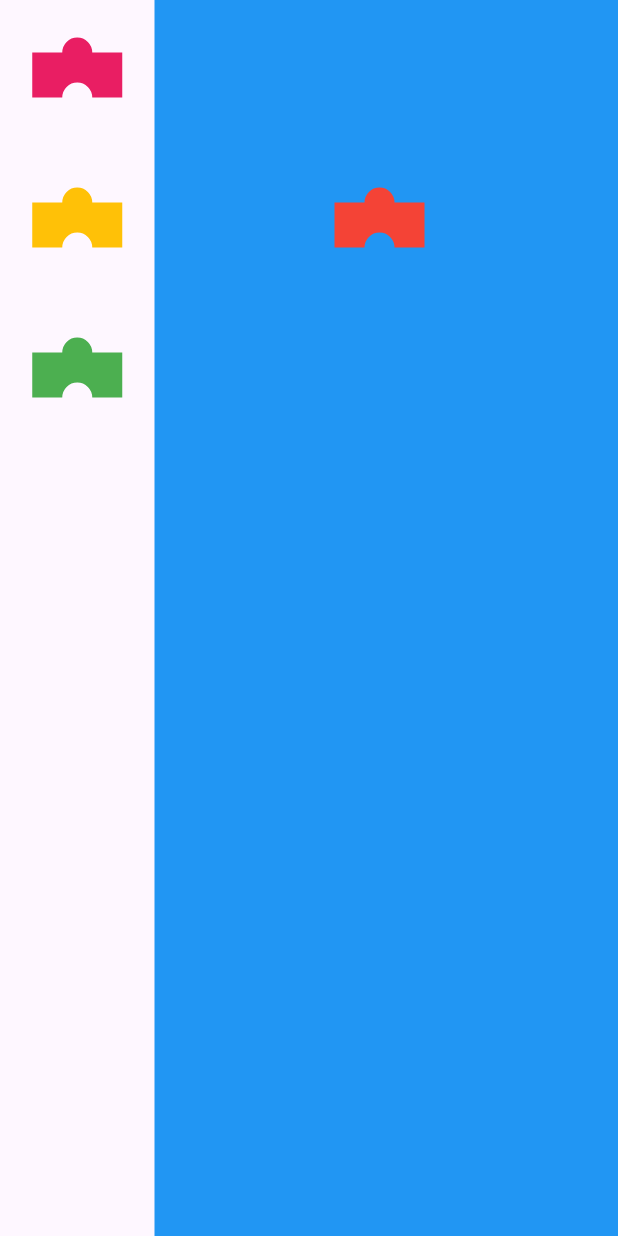
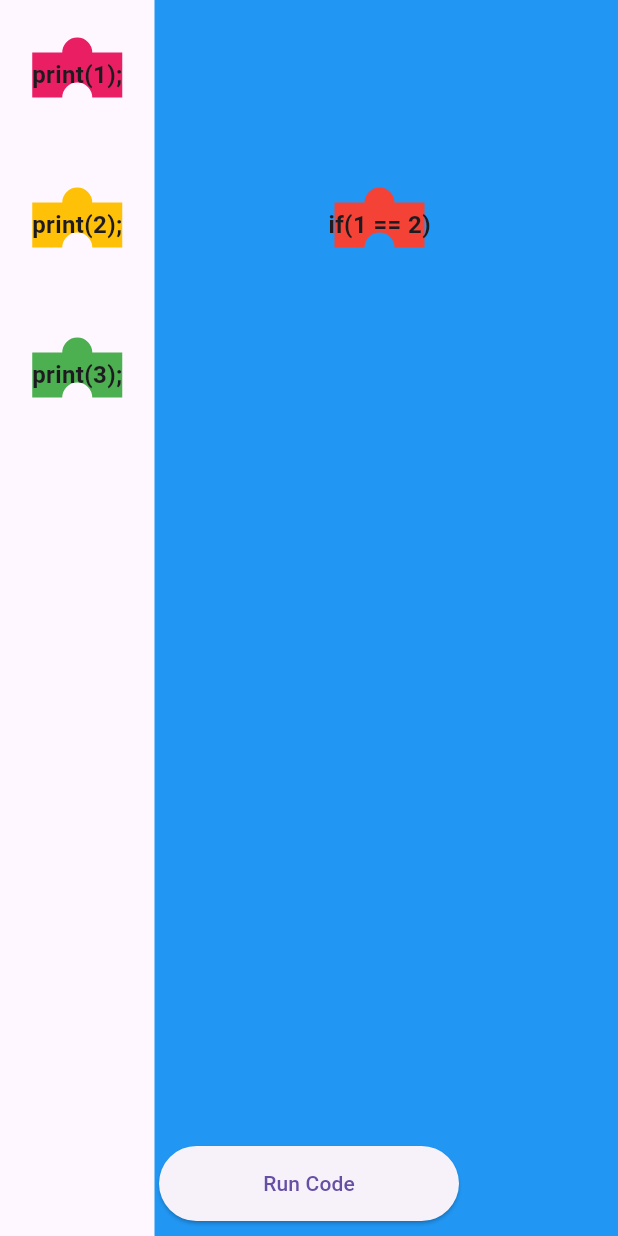
Before and after one commit to Abdallah-Ehab/scratch_clone, a Flutter app: the screen it shows after launch, on a phone screen of 412 x 824 dp. Run offline on Flutter 3.47's test engine with Material 3 defaults, Android fonts, the phone set to English and light mode, and no system bars; missing offline and left inert: dart_eval.

Commit message:
"added block state provider, snapping effect, code execution, and more"

```diff
--- a/lib/block_model.dart
+++ b/lib/block_model.dart
@@ -16,6 +16,8 @@
 }
 
 class BlockModel {
+  int blockId;
+  String code;
   Color color;
   Offset? position;
   ConnectionState state;
@@ -23,7 +25,11 @@
   double width;
   double height;
   Source source;
+  BlockModel? child;
+  BlockModel? parent;
   BlockModel({
+    required this.blockId,
+    required this.code,
     required this.color,
     this.position,
     required this.state,
@@ -31,6 +37,8 @@
     required this.width,
     required this.height,
     required this.source,
+    this.child,
+    this.parent
   });
 
   @override
@@ -44,7 +52,10 @@
       other.blockType == blockType &&
       other.width == width &&
       other.height == height &&
-      other.source == source;
+      other.source == source &&
+      other.child == child &&
+      other.parent == parent &&
+      other.code == code;
   }
 
   @override
@@ -55,10 +66,14 @@
       blockType.hashCode ^
       width.hashCode ^
       height.hashCode ^
-      source.hashCode;
+      source.hashCode ^
+      child.hashCode ^
+      parent.hashCode ^
+      code.hashCode;
   }
 
   BlockModel copyWith({
+    int? blockId,
     Color? color,
     Offset? position,
     ConnectionState? state,
@@ -66,8 +81,12 @@
     double? width,
     double? height,
     Source? source,
+    BlockModel? child,
+    BlockModel? parent,
+    String? code
   }) {
     return BlockModel(
+      blockId: blockId ?? this.blockId,
       color: color ?? this.color,
       position: position ?? this.position,
       state: state ?? this.state,
@@ -75,6 +94,9 @@
       width: width ?? this.width,
       height: height ?? this.height,
       source: source ?? this.source,
+      child: child ?? this.child,
+      parent: parent ?? this.parent,
+      code: code ?? ""
     );
   }
 
--- a/lib/block_widget.dart
+++ b/lib/block_widget.dart
@@ -15,8 +15,12 @@
       alignment: Alignment.center,
       children: [
         CustomPaint(
-          size: const Size(100,100),
+          size: const Size(100, 100),
           painter: BlockPainter(color: color),
+        ),
+        Text(
+          blockModel.code,
+          style: const TextStyle(fontSize: 16, fontWeight: FontWeight.bold),
         )
       ],
     );
@@ -24,7 +28,7 @@
 }
 
 class BlockPainter extends CustomPainter {
-   final Color color;
+  final Color color;
   const BlockPainter({
     required this.color,
   });
@@ -38,8 +42,10 @@
     double left = (size.width - width) / 2;
     double top = (size.height - height) / 2;
     Rect rect = Rect.fromLTWH(left, top, width, height);
-    Rect oval = Rect.fromCircle(center: Offset(size.width / 2, top), radius: 10);
-    Rect indent = Rect.fromCircle(center: Offset(size.width / 2, top + height), radius: 10);
+    Rect oval =
+        Rect.fromCircle(center: Offset(size.width / 2, top), radius: 10);
+    Rect indent = Rect.fromCircle(
+        center: Offset(size.width / 2, top + height), radius: 10);
     Path path = Path()
       ..addRect(rect)
       ..addOval(oval);
--- a/lib/main_screen.dart
+++ b/lib/main_screen.dart
@@ -1,9 +1,10 @@
+import 'package:dart_eval/dart_eval.dart';
 import 'package:flutter/material.dart';
-import 'package:scratch_clone/block_model.dart' as custom;
-import 'package:scratch_clone/block_model.dart';
-import 'package:scratch_clone/block_widget.dart';
+import 'package:provider/provider.dart';
+import 'package:scratch_clone/block_state_provider.dart';
 import 'package:scratch_clone/stored_blocks.dart';
 import 'package:scratch_clone/work_space.dart';
+
 
 class MainScreen extends StatefulWidget {
   const MainScreen({super.key});
@@ -15,19 +16,56 @@
 class _MainScreenState extends State<MainScreen> {
   @override
   Widget build(BuildContext context) {
+    return Scaffold(
+      body: SizedBox(
+        height: MediaQuery.of(context).size.height,
+        width: MediaQuery.of(context).size.width,
+        child: Stack(
+          children: [
 
-    return Scaffold(
-         body: Row(
+            Row(
               children: [
                 Expanded(
                   flex: 1,
-            child: StoredBlocks()
+                  child: StoredBlocks(),
                 ),
                 const Expanded(
                   flex: 3,
-          child: WorkSpace()
+                  child: WorkSpace(),
+                ),
+              ],
+            ),
+            Align(
+             alignment: Alignment.bottomCenter,
+              child: Container(
+                margin: EdgeInsets.all(10),
+                width:200,
+                height: 50,
+                child: ElevatedButton(
+                  onPressed: ()=>executeCode(context),
+                  child: const Text("Run Code"),
+                ),
               )
+            ),
           ],
-    ));
+        ),
+      ),
+    );
+  }
+
+  void executeCode(BuildContext context){
+    String res = "";
+    var blockProvider = Provider.of<BlockStateProvider>(context,listen: false);
+    var activeBlocks = blockProvider.activeBlocks;
+    for(var rootBlock in activeBlocks){
+
+      var currentRoot = rootBlock;
+      res+=currentRoot.code;
+      while(currentRoot.child != null){
+        res+= currentRoot.child!.code;
+        currentRoot = currentRoot.child!;
       }
     }
+    eval(res);
+  }
+}
--- a/lib/stored_blocks.dart
+++ b/lib/stored_blocks.dart
@@ -8,29 +8,32 @@
 
   List<BlockModel> storedBlocks = [
          BlockModel(
+          code: "print(1);",
           color: Colors.pink,
             source: Source.storage,
             position: const Offset(0, 0),
             width: 100.0,
             height: 100.0,
             blockType: BlockType.output,
-            state: custom.ConnectionState.disconnected),
+            state: custom.ConnectionState.disconnected, blockId: 2),
          BlockModel(
+          code :"print(2);",
           color: Colors.amber,
             position: const Offset(0, 0),
              source: Source.storage,
             width: 100.0,
             height: 100.0,
             blockType: BlockType.output,
-            state: custom.ConnectionState.disconnected),
+            state: custom.ConnectionState.disconnected, blockId: 3),
          BlockModel(
+          code: "print(3);",
           color: Colors.green,
             position: const Offset(0, 0),
              source: Source.storage,
             width: 100.0,
             height: 100.0,
             blockType: BlockType.output,
-            state: custom.ConnectionState.disconnected),
+            state: custom.ConnectionState.disconnected, blockId: 4),
       ];
   @override
   Widget build(BuildContext context) {
@@ -40,8 +43,6 @@
         return DraggableBlock(
           color: storedBlocks[index].color,
           blockModel: storedBlocks[index],
-          onDragUpdate: (newPosition) {},
-          onAccept: (newPosition) {},
         );
       },
     );
--- a/lib/work_space.dart
+++ b/lib/work_space.dart
@@ -1,8 +1,9 @@
 import 'dart:developer';
 
 import 'package:flutter/material.dart';
+import 'package:provider/provider.dart';
 import 'package:scratch_clone/block_model.dart';
-import 'package:scratch_clone/block_model.dart' as custom;
+import 'package:scratch_clone/block_state_provider.dart';
 import 'package:scratch_clone/draggable_block.dart';
 
 class WorkSpace extends StatefulWidget {
@@ -13,64 +14,25 @@
 }
 
 class _WorkSpaceState extends State<WorkSpace> {
-  final List<BlockModel> activeBlocks = <BlockModel>[
-    BlockModel(
-      color: Colors.red,
-      source: Source.workSpace,
-      position: const Offset(100, 100),
-      width: 100.0,
-      height: 100.0,
-      blockType: BlockType.input,
-      state: custom.ConnectionState.disconnected,
-    ),
-  ];
-  final List<BlockModel> connectedBlocks = <BlockModel>[];
-
   @override
   Widget build(BuildContext context) {
+    final blockProvider = Provider.of<BlockStateProvider>(context);
     return Container(
       color: Colors.blue,
       child: DragTarget<BlockModel>(
           builder: (context, candidateData, rejectedData) {
         return Stack(
-            children: [
-              // Render each active block
-              ...activeBlocks.map(
-                (block) => Positioned(
-                  top: block.position!.dy,
-                  left: block.position!.dx,
-                  child: DraggableBlock(
-                    color: block.color,
-                    blockModel: block,
-                    onDragUpdate: (newPosition) {
-                      setState(() {
-                        block.position = newPosition;
-                      });
-                    },
-                    onAccept: (Offset newPosition) {
-                      setState(() {
-                        block.position = newPosition;
-                        connectedBlocks.add(block);
-                        log("dragged block color is ${block.color} and drag target block color is ${connectedBlocks[0].color}");
-                        log("Connected Blocks: $connectedBlocks");
-                      });
-                    },
-                  ),
-                ),
-              ),
-            ],
+          children: renderNestedBlocks(context),
         );
-        },
-        onWillAcceptWithDetails: (details) {
+      }, onWillAcceptWithDetails: (details) {
         return true;
-        },
-        onAcceptWithDetails: (details) {
-          setState(() {
+      }, onAcceptWithDetails: (details) {
         final RenderBox renderBox = context.findRenderObject() as RenderBox;
         final Offset localOffset = renderBox.globalToLocal(details.offset);
 
         if (details.data.source == Source.storage) {
-              activeBlocks.add(BlockModel(
+          blockProvider.updateActiveBlocks(BlockModel(
+            code:details.data.code,
             color: details.data.color,
             position: localOffset,
             width: details.data.width,
@@ -78,17 +40,54 @@
             blockType: details.data.blockType,
             state: details.data.state,
             source: Source.workSpace,
+            blockId: details.data.blockId,
           ));
-              log("Active Blocks: $activeBlocks");
-            }else{
-              int activeBlockIndex = activeBlocks.indexWhere((block)=> block == details.data);
-              if(activeBlockIndex != -1){
-                activeBlocks[activeBlockIndex].position = localOffset.translate(-details.data.width/2, -details.data.height/2);
+          log("Active Blocks: ${blockProvider.activeBlocks}");
+        } else {
+          var activeBLocks = blockProvider.activeBlocks;
+          var index = activeBLocks.indexWhere((block)=>block == blockProvider.selectedBlock);
+          if(index != -1){
+            blockProvider.updateBlockPosition(blockProvider.selectedBlock, localOffset);
           }
         }
-          });
-        },
+      }),
+    );
+  }
+
+  Widget renderBLocks(BuildContext context, BlockModel block) {
+
+    return Positioned(
+      top: block.position!.dy,
+      left: block.position!.dx,
+      child: DraggableBlock(
+        color: block.color,
+        blockModel: block,
       ),
     );
   }
+
+List<Widget> renderNestedBlocks(BuildContext context) {
+  List<Widget> blocksPositioned = [];
+  var provider = Provider.of<BlockStateProvider>(context);
+
+  for (var block in provider.activeBlocks) {
+    blocksPositioned.addAll(traverseAndRender(context, block));
   }
+
+  return blocksPositioned;
+}
+
+List<Widget> traverseAndRender(BuildContext context, BlockModel block) {
+  List<Widget> blocks = [];
+
+  blocks.add(renderBLocks(context, block));
+
+
+  if (block.child != null) {
+    log("block id: ${block.blockId} has position ${block.position} has child ${block.child!.blockId} and the child is at position ${block.child!.position}");
+    blocks.addAll(traverseAndRender(context, block.child!));
+  }
+
+  return blocks;
+}
+}
--- a/pubspec.yaml
+++ b/pubspec.yaml
@@ -30,12 +30,12 @@
 dependencies:
   flutter:
     sdk: flutter
-
+  provider: ^6.1.2
 
   # The following adds the Cupertino Icons font to your application.
   # Use with the CupertinoIcons class for iOS style icons.
   cupertino_icons: ^1.0.8
-
+  dart_eval: ^0.7.10
 dev_dependencies:
   flutter_test:
     sdk: flutter
```
Also changed, not shown: lib/block_state_provider.dart (added, +86 -0 lines), lib/draggable_block.dart (+30 -14 lines), lib/just_draggable_block.dart (deleted, +0 -10 lines), lib/main.dart (+8 -2 lines), pubspec.lock. Lines whose indentation alone changed are shown as unchanged.
